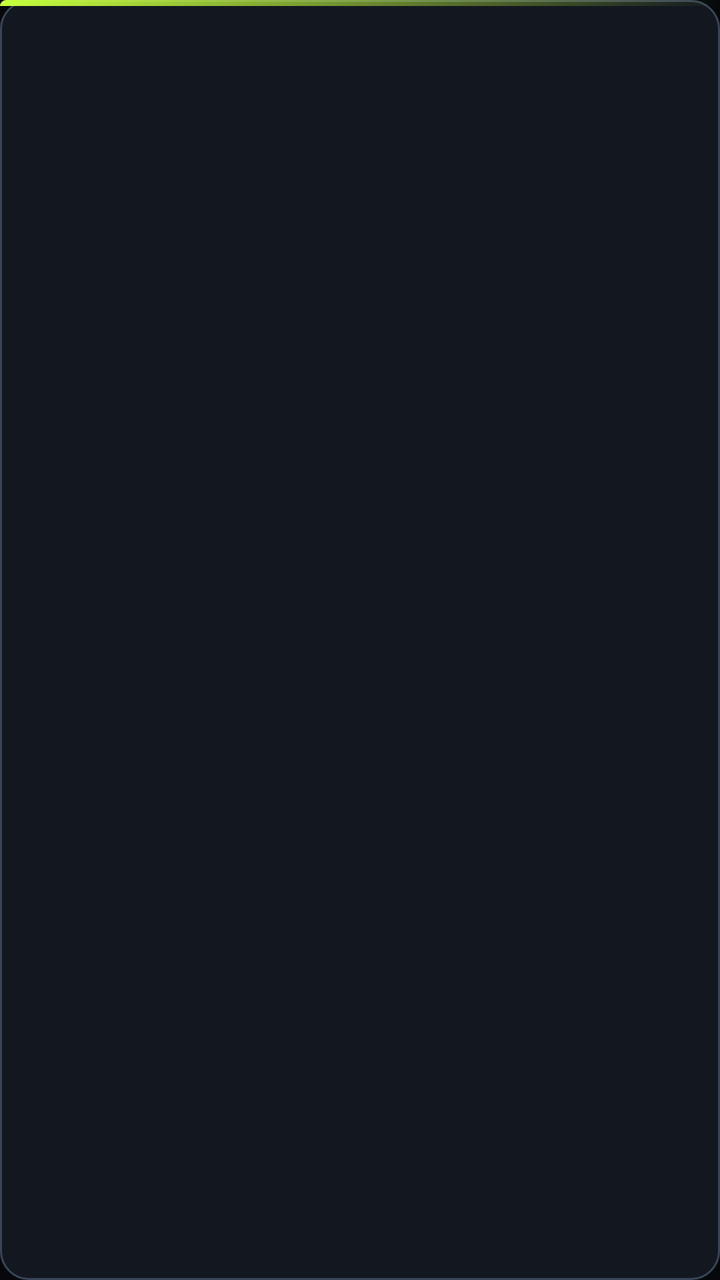
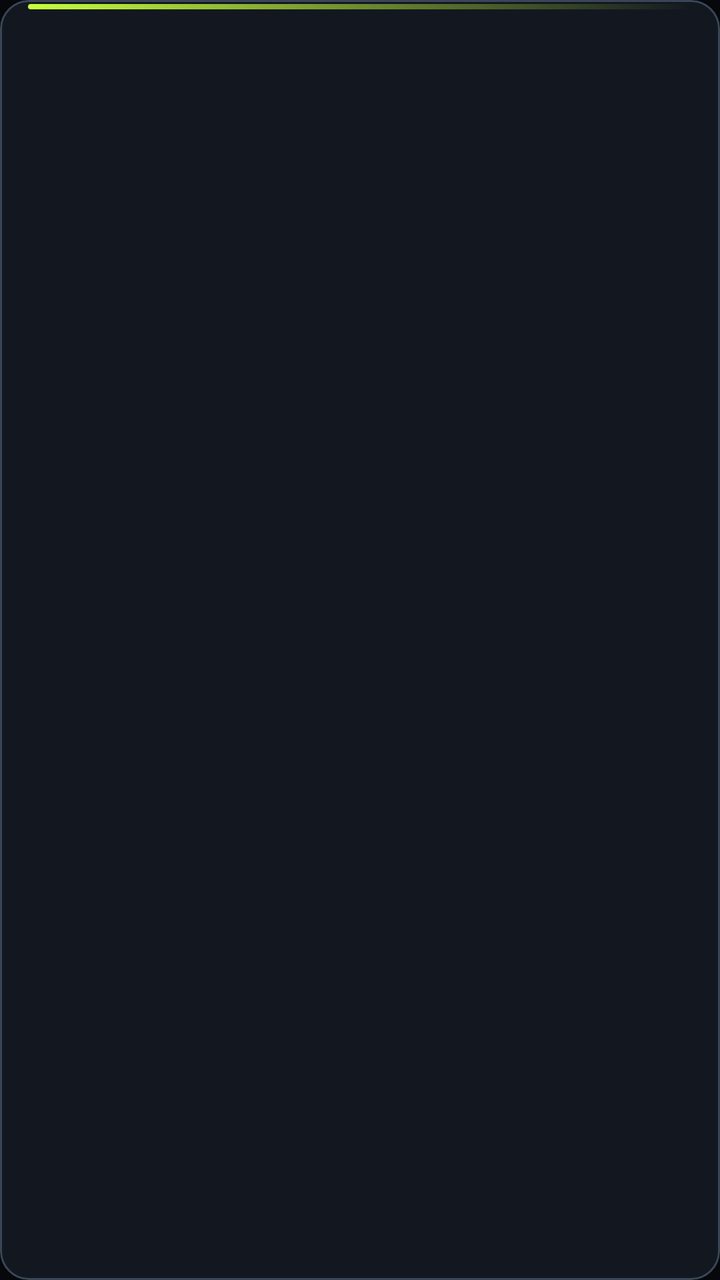

Two renders of the same Android screen: before a commit and after it. Below are the layout's source before the change and the commit's diff.
<!-- AndroidManifest.xml: application theme Theme.Companion -->
<!-- res/layout/view_neon_map_bubble.xml -->
<?xml version="1.0" encoding="utf-8"?>
<LinearLayout xmlns:android="http://schemas.android.com/apk/res/android"
    android:layout_width="wrap_content"
    android:layout_height="wrap_content"
    android:orientation="vertical"
    android:background="@drawable/bg_neon_bubble"
    android:minWidth="160dp">

    <View
        android:layout_width="match_parent"
        android:layout_height="3dp"
        android:background="@drawable/bg_neon_top_bar" />

    <LinearLayout
        android:layout_width="wrap_content"
        android:layout_height="wrap_content"
        android:orientation="vertical"
        android:paddingStart="14dp"
        android:paddingEnd="14dp"
        android:paddingTop="8dp"
        android:paddingBottom="10dp">

        <TextView
            android:id="@+id/bubble_title"
            android:layout_width="wrap_content"
            android:layout_height="wrap_content"
            android:textColor="@color/text_primary"
            android:textSize="13sp"
            android:textStyle="bold"
            android:fontFamily="sans-serif-medium" />

        <TextView
            android:id="@+id/bubble_description"
            android:layout_width="wrap_content"
            android:layout_height="wrap_content"
            android:textColor="@color/neon_lime"
            android:textSize="12sp"
            android:fontFamily="sans-serif"
            android:layout_marginTop="2dp" />

        <TextView
            android:id="@+id/bubble_subdescription"
            android:layout_width="wrap_content"
            android:layout_height="wrap_content"
            android:textColor="@color/text_secondary"
            android:textSize="11sp"
            android:fontFamily="monospace"
            android:layout_marginTop="3dp" />

        <ImageView
            android:id="@+id/bubble_image"
            android:layout_width="48dp"
            android:layout_height="48dp"
            android:layout_marginTop="4dp"
            android:visibility="gone" />

        <Button
            android:id="@+id/bubble_moreinfo"
            android:layout_width="0dp"
            android:layout_height="0dp"
            android:visibility="gone" />

    </LinearLayout>
</LinearLayout>
<!-- resources referenced by this layout -->
<resources>
  <color name="neon_lime">#C6FF3D</color>
  <color name="text_primary">#EDF3FF</color>
  <color name="text_secondary">#8794AB</color>
  <!-- drawable bg_neon_bubble (drawable) -->
  <?xml version="1.0" encoding="utf-8"?>
  <shape xmlns:android="http://schemas.android.com/apk/res/android"
      android:shape="rectangle">
      <solid android:color="@color/ink_850" />
      <stroke
          android:width="1dp"
          android:color="@color/ink_600" />
      <corners android:radius="14dp" />
  </shape>
  <!-- drawable bg_neon_top_bar (drawable) -->
  <?xml version="1.0" encoding="utf-8"?>
  <shape xmlns:android="http://schemas.android.com/apk/res/android"
      android:shape="rectangle">
      <gradient
          android:startColor="@color/neon_lime"
          android:endColor="#00C6FF3D"
          android:angle="0" />
      <corners
          android:topLeftRadius="14dp"
          android:topRightRadius="14dp"
          android:bottomLeftRadius="0dp"
          android:bottomRightRadius="0dp" />
  </shape>
  <style name="Theme.Companion" parent="Theme.Material3.Dark.NoActionBar">
          <item name="android:windowBackground">@color/ink_950</item>
          <item name="android:statusBarColor">@color/ink_950</item>
          <item name="android:navigationBarColor">@color/ink_950</item>
          <item name="android:windowLightStatusBar">false</item>
      </style>
  <color name="ink_850">#131820</color>
  <color name="ink_600">#3A4557</color>
  <color name="ink_950">#06080C</color>
</resources>

<!-- the commit's change to res/layout/view_neon_map_bubble.xml (unified diff, before → after) -->
@@ -4,11 +4,15 @@
     android:layout_height="wrap_content"
     android:orientation="vertical"
     android:background="@drawable/bg_neon_bubble"
+    android:clipToOutline="true"
     android:minWidth="160dp">
 
     <View
         android:layout_width="match_parent"
-        android:layout_height="3dp"
+        android:layout_height="2.5dp"
+        android:layout_marginStart="14dp"
+        android:layout_marginEnd="14dp"
+        android:layout_marginTop="2dp"
         android:background="@drawable/bg_neon_top_bar" />
 
     <LinearLayout
@@ -17,7 +21,7 @@
         android:orientation="vertical"
         android:paddingStart="14dp"
         android:paddingEnd="14dp"
-        android:paddingTop="8dp"
+        android:paddingTop="6dp"
         android:paddingBottom="10dp">
 
         <TextView
<!-- resource entries referenced after the edit -->
@@ -21,11 +21,7 @@
           android:startColor="@color/neon_lime"
           android:endColor="#00C6FF3D"
           android:angle="0" />
-      <corners
-          android:topLeftRadius="14dp"
-          android:topRightRadius="14dp"
-          android:bottomLeftRadius="0dp"
-          android:bottomRightRadius="0dp" />
+      <corners android:radius="2dp" />
   </shape>
   <style name="Theme.Companion" parent="Theme.Material3.Dark.NoActionBar">
           <item name="android:windowBackground">@color/ink_950</item>
